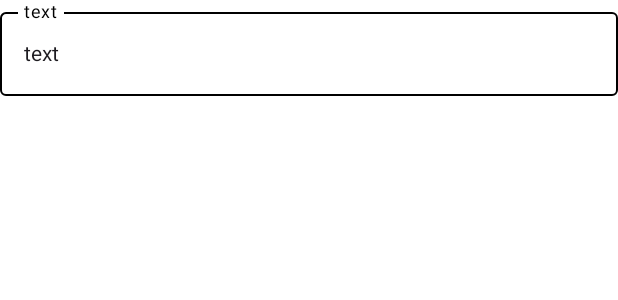
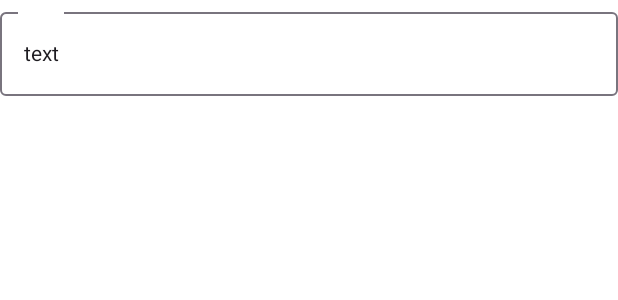
Before and after one commit to KrishKoria/MyWishListApp, an Android app built with Jetpack Compose: the @Preview function AddEditDetailsPreview, on a phone screen of 412 x 824 dp. Shown: the top 300 px of the screen. Run offline under Robolectric (Android 15) with nearby library versions, the phone set to English and light mode, and no system bars.

```diff
--- a/app/src/main/java/com/example/mywishlistapp/AddEditDetails.kt
+++ b/app/src/main/java/com/example/mywishlistapp/AddEditDetails.kt
@@ -91,15 +91,12 @@ fun CustomTextField(
     OutlinedTextField(
         value = value,
         onValueChange = onValueChange,
-        label = { Text(text = label, color = Color.Black) },
+        label = { Text(text = label, color = Color.White) },
         modifier = Modifier.fillMaxWidth(),
         keyboardOptions = KeyboardOptions(keyboardType = KeyboardType.Text),
         colors = OutlinedTextFieldDefaults.colors(
-            focusedBorderColor = Color.Black,
-            unfocusedBorderColor = Color.Black,
-            cursorColor = Color.Black,
-            focusedLabelColor = Color.Black,
-            unfocusedLabelColor = Color.Black
+            focusedContainerColor = Color.White,
+            focusedTextColor = Color.Black
         )
     )
 }
```
Also changed, not shown: app/src/main/java/com/example/mywishlistapp/HomeView.kt (+7 -2 lines), app/src/main/java/com/example/mywishlistapp/Navigation.kt (+4 -4 lines).
